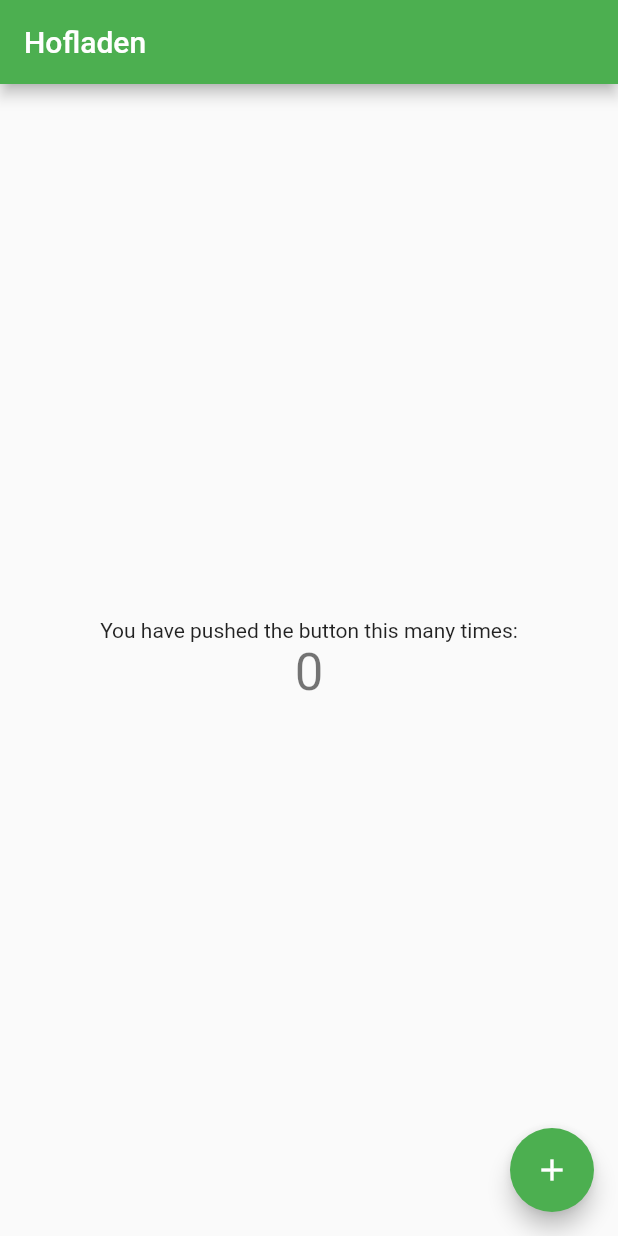
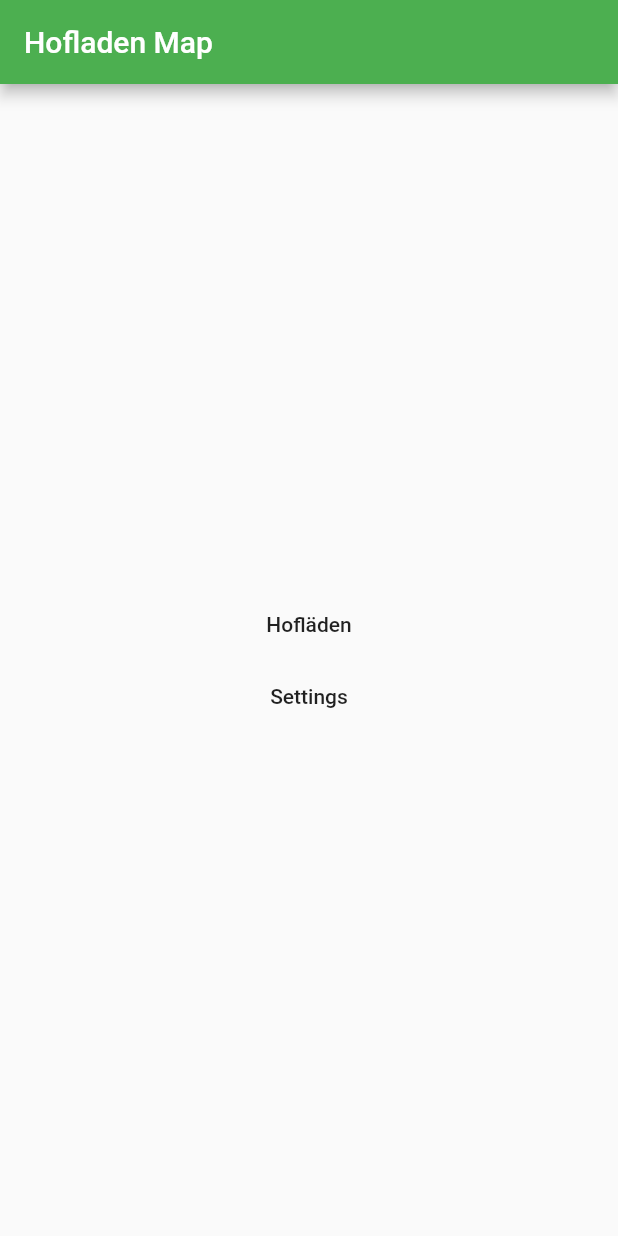
Before and after one commit to Dedda/Hofladen-Map, a Flutter app: the screen it shows after launch, on a phone screen of 412 x 824 dp. Run offline on Flutter 3.47's test engine with Material 2 defaults, Android fonts, the phone set to English and light mode, and no system bars; our stand-ins replace sprintf.

Commit message:
first screen navigation structure

```diff
--- a/Flutter/hofladen/lib/main.dart
+++ b/Flutter/hofladen/lib/main.dart
@@ -1,4 +1,6 @@
 import 'package:flutter/material.dart';
+import 'package:hofladen/screens/settings_screen.dart';
+import 'package:hofladen/screens/shop_list_screen.dart';
 
 void main() {
   runApp(const MyApp());
@@ -7,109 +9,47 @@ void main() {
 class MyApp extends StatelessWidget {
   const MyApp({Key? key}) : super(key: key);
 
-  // This widget is the root of your application.
   @override
   Widget build(BuildContext context) {
     return MaterialApp(
       title: 'Flutter Demo',
       theme: ThemeData(
-        // This is the theme of your application.
-        //
-        // Try running your application with "flutter run". You'll see the
-        // application has a blue toolbar. Then, without quitting the app, try
-        // changing the primarySwatch below to Colors.green and then invoke
-        // "hot reload" (press "r" in the console where you ran "flutter run",
-        // or simply save your changes to "hot reload" in a Flutter IDE).
-        // Notice that the counter didn't reset back to zero; the application
-        // is not restarted.
         primarySwatch: Colors.green,
       ),
-      home: const MyHomePage(title: 'Hofladen'),
+      home: const HomePage(),
+      routes: {
+        '/settings': (context) => const SettingsScreen(),
+        '/shoplist': (context) => const ShopListScreen(),
+      },
     );
   }
 }
 
-class MyHomePage extends StatefulWidget {
-  const MyHomePage({Key? key, required this.title}) : super(key: key);
-
-  // This widget is the home page of your application. It is stateful, meaning
-  // that it has a State object (defined below) that contains fields that affect
-  // how it looks.
-
-  // This class is the configuration for the state. It holds the values (in this
-  // case the title) provided by the parent (in this case the App widget) and
-  // used by the build method of the State. Fields in a Widget subclass are
-  // always marked "final".
-
-  final String title;
-
-  @override
-  State<MyHomePage> createState() => _MyHomePageState();
-}
-
-class _MyHomePageState extends State<MyHomePage> {
-  int _counter = 0;
-
-  void _incrementCounter() {
-    setState(() {
-      // This call to setState tells the Flutter framework that something has
-      // changed in this State, which causes it to rerun the build method below
-      // so that the display can reflect the updated values. If we changed
-      // _counter without calling setState(), then the build method would not be
-      // called again, and so nothing would appear to happen.
-      _counter++;
-    });
-  }
+@immutable
+class HomePage extends StatelessWidget {
+  const HomePage({Key? key}) : super(key: key);
 
   @override
   Widget build(BuildContext context) {
-    // This method is rerun every time setState is called, for instance as done
-    // by the _incrementCounter method above.
-    //
-    // The Flutter framework has been optimized to make rerunning build methods
-    // fast, so that you can just rebuild anything that needs updating rather
-    // than having to individually change instances of widgets.
     return Scaffold(
-      appBar: AppBar(
-        // Here we take the value from the MyHomePage object that was created by
-        // the App.build method, and use it to set our appbar title.
-        title: Text(widget.title),
-      ),
+      appBar: AppBar(title: const Text('Hofladen Map')),
       body: Center(
-        // Center is a layout widget. It takes a single child and positions it
-        // in the middle of the parent.
         child: Column(
-          // Column is also a layout widget. It takes a list of children and
-          // arranges them vertically. By default, it sizes itself to fit its
-          // children horizontally, and tries to be as tall as its parent.
-          //
-          // Invoke "debug painting" (press "p" in the console, choose the
-          // "Toggle Debug Paint" action from the Flutter Inspector in Android
-          // Studio, or the "Toggle Debug Paint" command in Visual Studio Code)
-          // to see the wireframe for each widget.
-          //
-          // Column has various properties to control how it sizes itself and
-          // how it positions its children. Here we use mainAxisAlignment to
-          // center the children vertically; the main axis here is the vertical
-          // axis because Columns are vertical (the cross axis would be
-          // horizontal).
           mainAxisAlignment: MainAxisAlignment.center,
           children: <Widget>[
-            const Text(
-              'You have pushed the button this many times:',
-            ),
-            Text(
-              '$_counter',
-              style: Theme.of(context).textTheme.headline4,
-            ),
+            MaterialButton(
+                child: const Text('Hofläden'),
+                onPressed: () {
+                  Navigator.pushNamed(context, '/shoplist');
+                }),
+            MaterialButton(
+                child: const Text('Settings'),
+                onPressed: () {
+                  Navigator.pushNamed(context, '/settings');
+                }),
           ],
         ),
       ),
-      floatingActionButton: FloatingActionButton(
-        onPressed: _incrementCounter,
-        tooltip: 'Increment',
-        child: const Icon(Icons.add),
-      ), // This trailing comma makes auto-formatting nicer for build methods.
     );
   }
 }
--- /dev/null
+++ b/Flutter/hofladen/lib/screens/settings_screen.dart
@@ -0,0 +1,18 @@
+import 'package:flutter/material.dart';
+
+@immutable
+class SettingsScreen extends StatelessWidget {
+
+  const SettingsScreen({Key? key}): super(key: key);
+
+  @override
+  Widget build(BuildContext context) {
+    return Scaffold(
+      appBar: AppBar(title: const Text('Settings')),
+      body: const Center(
+          child: Text('Settings content')
+      ),
+    );
+  }
+
+}
```
Also changed, not shown: Flutter/hofladen/lib/screens/shop_list_screen.dart (added, +21 -0 lines), Flutter/hofladen/lib/ui/shop_list.dart (added).
